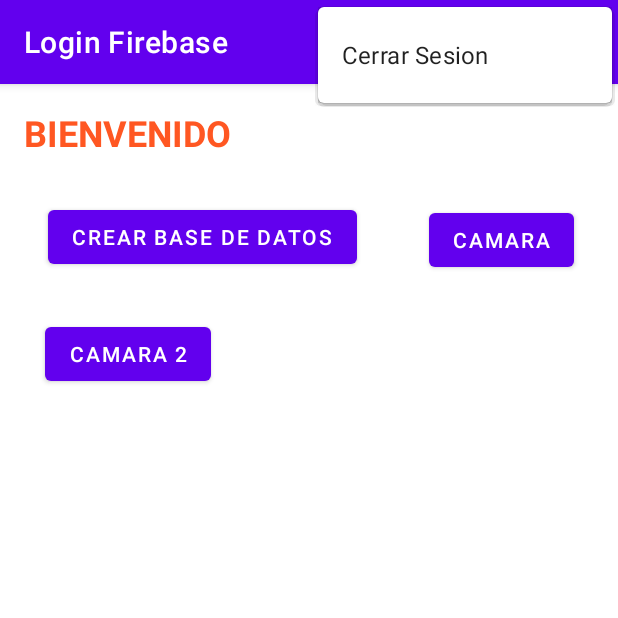
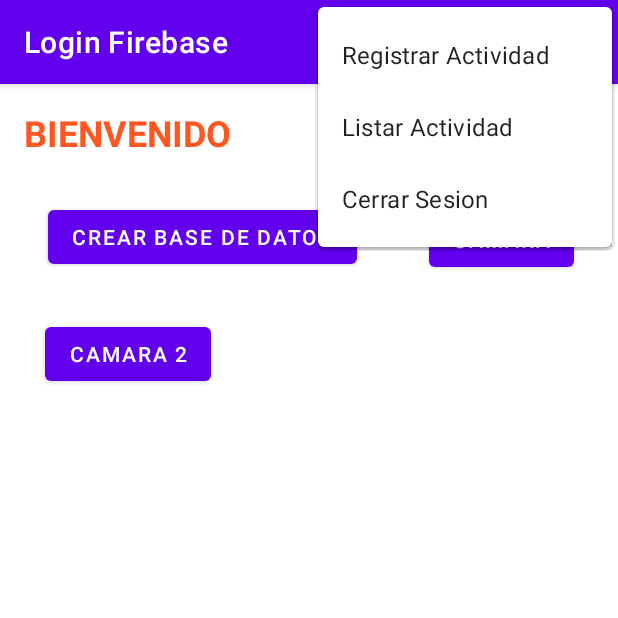
Before and after one commit to SuaArraY/Autentificacion_kotlin_firebase, an Android app: the MainActivity2 screen opened directly, with no data from a screen before it, with the options menu open, on a phone screen of 412 x 824 dp, the top half of it. Run offline under Robolectric (Android 15) with nearby library versions, the phone set to English and light mode, and no system bars; our stand-ins replace Firebase (no records; nobody signed in at launch, a user with empty details on screens opened directly).

Commit message:
funciones del menu

```diff
--- a/Autetificacion/app/src/main/java/com/example/loginfirebase/MainActivity2.kt
+++ b/Autetificacion/app/src/main/java/com/example/loginfirebase/MainActivity2.kt
@@ -93,7 +93,10 @@ class MainActivity2 : AppCompatActivity() {
     override fun onOptionsItemSelected(item: MenuItem): Boolean {
         when(item.itemId)
         {
-            R.id.menu_buscar ->{
+            R.id.menu_registrarActividad ->{
+                Toast.makeText(baseContext,"Buscar Info", Toast.LENGTH_LONG).show()
+            }
+            R.id.menu_listarActividad ->{
                 Toast.makeText(baseContext,"Buscar Info", Toast.LENGTH_LONG).show()
             }
             R.id.menu_salir ->{
--- a/Autetificacion/app/src/main/java/com/example/loginfirebase/ui/home/HomeFragment.kt
+++ b/Autetificacion/app/src/main/java/com/example/loginfirebase/ui/home/HomeFragment.kt
@@ -28,9 +28,9 @@ class HomeFragment : Fragment() {
         _binding = FragmentHomeBinding.inflate(inflater, container, false)
         val root: View = binding.root
 
-        val textView: TextView = binding.textHome
+       // val textView: TextView = binding.textHome
         homeViewModel.text.observe(viewLifecycleOwner) {
-            textView.text = it
+            //textView.text = it
         }
         return root
     }
--- a/Autetificacion/app/src/main/res/menu/nav_menu.xml
+++ b/Autetificacion/app/src/main/res/menu/nav_menu.xml
@@ -1,6 +1,19 @@
 <?xml version="1.0" encoding="utf-8"?>
 <menu xmlns:app="http://schemas.android.com/apk/res-auto"
     xmlns:android="http://schemas.android.com/apk/res/android">
+
+
+
+    <item
+        android:id="@+id/menu_registrarActividad"
+        android:icon="@drawable/ic_run"
+        android:title="Registrar Actividad"
+        app:showAsAction="never" />
+    <item
+        android:id="@+id/menu_listarActividad"
+        android:icon="@drawable/ic_run"
+        android:title="Listar Actividad"
+        app:showAsAction="never" />
 
     <item
         android:id="@+id/menu_salir"
@@ -8,10 +21,5 @@
         android:title="Cerrar Sesion"
         app:showAsAction="never" />
 
-    <item
-        android:id="@+id/menu_buscar"
-        android:icon="@drawable/ic_camara"
-        android:title="Abrir Camara"
-        app:showAsAction="ifRoom" />
 
 </menu>
```
Also changed, not shown: Autetificacion/app/src/main/java/com/example/loginfirebase/MainActivity.kt (+22 -2 lines), Autetificacion/app/src/main/res/layout/fragment_home.xml (+1 -13 lines).
